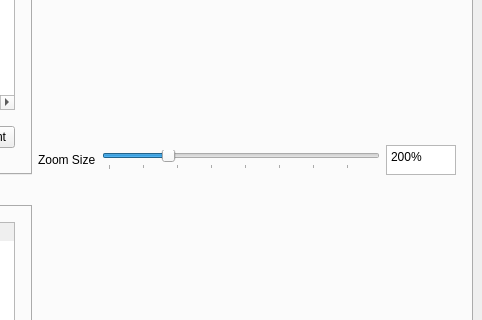
KmolYuan/Pyslvs-UI, file core/main.ui: the form before one commit; both pictures show x 438 to 920 and y 164 to 484 of the 920 by 628 pixel window.
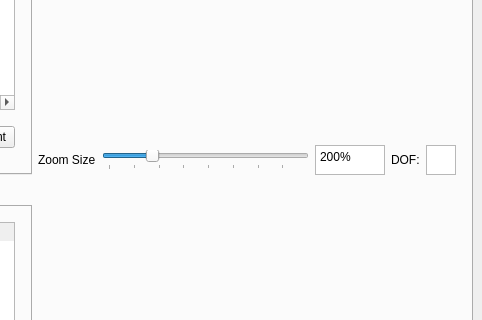
The form after the commit. The open tabs and pages were chosen to show the change. Icons and pictures are not drawn.

```diff
--- a/core/main.ui
+++ b/core/main.ui
@@ -2716,6 +2716,23 @@
               </property>
              </widget>
             </item>
+            <item>
+             <widget class="QLabel" name="label_17">
+              <property name="text">
+               <string>DOF:</string>
+              </property>
+             </widget>
+            </item>
+            <item>
+             <widget class="QTextBrowser" name="DOF_view_3d">
+              <property name="maximumSize">
+               <size>
+                <width>30</width>
+                <height>30</height>
+               </size>
+              </property>
+             </widget>
+            </item>
            </layout>
           </item>
          </layout>
```
Left out of the diff: 4 changed lines with no effect on the pictures.
